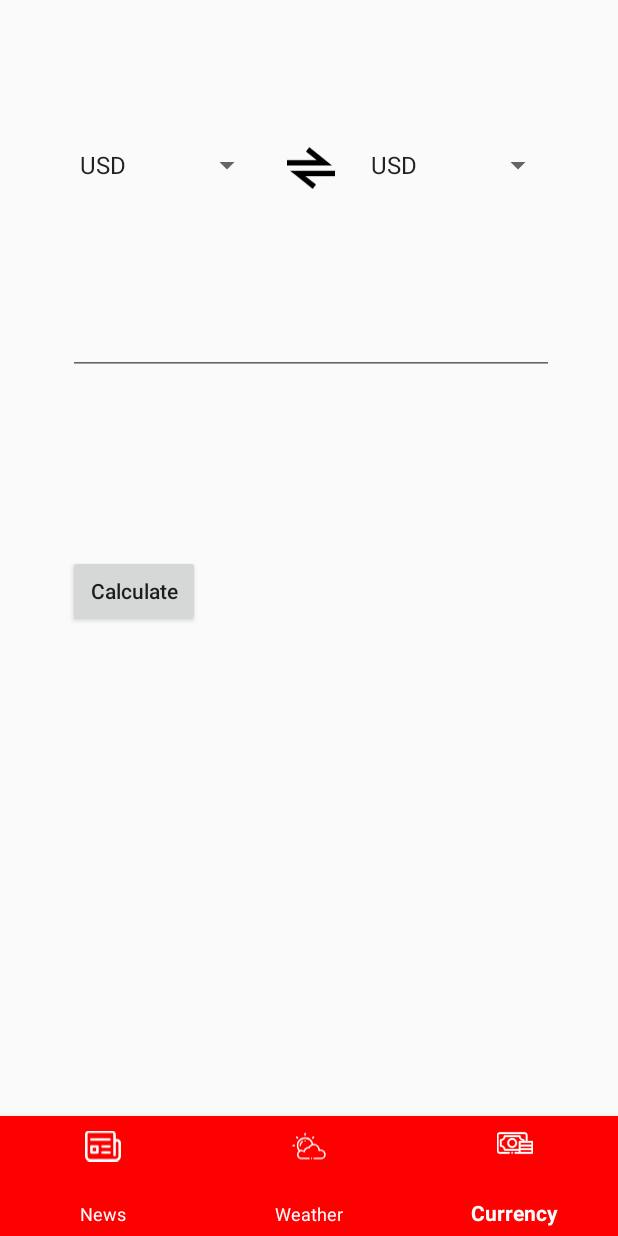
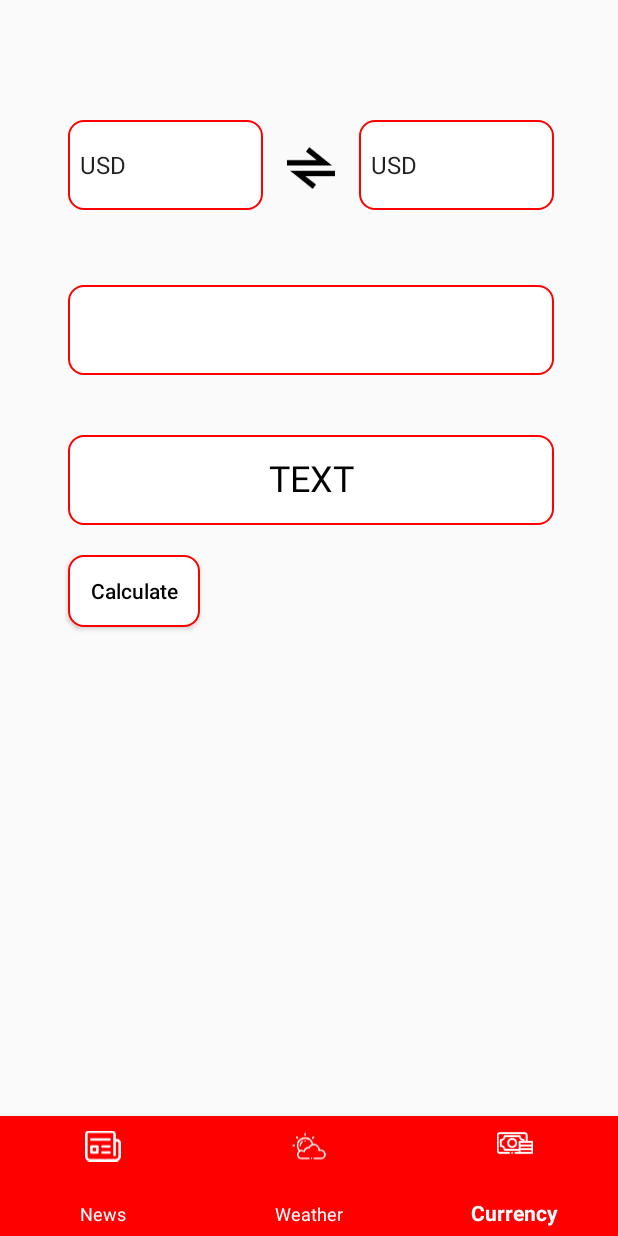
Before and after one commit to aidarsvd/intelligentia, an Android app: the CurrencyFragment screen opened through its navigation route, on a phone screen of 412 x 824 dp. Run offline under Robolectric (Android 15) with nearby library versions, the phone set to English and light mode, and no system bars; our stand-ins replace navigation-ui; 1 statement that could not run was skipped.

Commit message:
release 1.2

```diff
--- a/app/build.gradle
+++ b/app/build.gradle
@@ -60,6 +60,8 @@ dependencies {
     // retrofit
     implementation "com.squareup.retrofit2:retrofit:2.9.0"
     implementation "com.squareup.retrofit2:converter-gson:2.9.0"
+    implementation 'com.squareup.retrofit2:converter-simplexml:2.6.1'
+
     implementation 'com.squareup.okhttp3:okhttp:3.10.0'
     implementation("com.squareup.okhttp3:logging-interceptor:4.9.0")
 
--- a/app/src/main/java/ru/mitapp/intelligentia/fragments/CurrencyFragment.kt
+++ b/app/src/main/java/ru/mitapp/intelligentia/fragments/CurrencyFragment.kt
@@ -54,7 +54,6 @@ class CurrencyFragment : Fragment() {
             var base: String = base.getSelectedItem().toString()
             var tocon: String = converted.getSelectedItem().toString()
             q = "${base}_${tocon}"
-
             getCurrency()
 
         }
--- a/app/src/main/java/ru/mitapp/intelligentia/fragments/NewsFragment.kt
+++ b/app/src/main/java/ru/mitapp/intelligentia/fragments/NewsFragment.kt
@@ -8,6 +8,7 @@ import android.view.View
 import android.view.ViewGroup
 import android.widget.ProgressBar
 import android.widget.Toast
+import android.widget.Toolbar
 import androidx.recyclerview.widget.LinearLayoutManager
 import androidx.recyclerview.widget.RecyclerView
 import okhttp3.OkHttpClient
@@ -48,6 +49,8 @@ class NewsFragment : Fragment(), NewsAdapter.Listener {
         processBar = view.findViewById(R.id.progressBar)
         recyclerView = view.findViewById(R.id.newsRecycler)
         getNews()
+
+
 
 
     }
--- a/app/src/main/java/ru/mitapp/intelligentia/models/CurrencyResponse.kt
+++ b/app/src/main/java/ru/mitapp/intelligentia/models/CurrencyResponse.kt
@@ -2,11 +2,11 @@ package ru.mitapp.intelligentia.models
 
 import com.google.gson.annotations.SerializedName
 import ru.mitapp.intelligentia.fragments.CurrencyFragment
-import ru.mitapp.intelligentia.utils.PreferencesUtils
+
 
 
 
 data class CurrencyResponse (
 
-    @SerializedName("USD_KGS") var currency: String
+    @SerializedName("USD_USD") var currency: String
 )
--- a/app/src/main/java/ru/mitapp/intelligentia/models/WeatherMainData.kt
+++ b/app/src/main/java/ru/mitapp/intelligentia/models/WeatherMainData.kt
@@ -3,8 +3,8 @@ package ru.mitapp.intelligentia.models
 import com.google.gson.annotations.SerializedName
 
 data class WeatherMainData(
-    @SerializedName("temp") var temp: String? = null,
-    @SerializedName("feels_like") var feels_like: String? = null,
+    @SerializedName("temp") var temp: Double,
+    @SerializedName("feels_like") var feels_like: Double,
     @SerializedName("temp_min") var temp_min: String? = null,
     @SerializedName("temp_max") var temp_max: String? = null,
     @SerializedName("pressure") var pressure: String? = null,
--- /dev/null
+++ b/app/src/main/res/drawable/button_style.xml
@@ -0,0 +1,25 @@
+<?xml version="1.0" encoding="utf-8"?>
+<selector xmlns:android="http://schemas.android.com/apk/res/android">
+
+    <item android:state_pressed="true">
+
+        <shape android:shape="rectangle">
+            <solid android:color="@color/white"/>
+            <corners android:radius="10dp"/>
+            <stroke android:color="@color/red" android:width="1dp"/>
+
+        </shape>
+    </item>
+
+
+    <item android:state_pressed="false">
+
+        <shape android:shape="rectangle">
+            <solid android:color="@color/white"/>
+            <corners android:radius="10dp"/>
+            <stroke android:color="@color/red" android:width="1dp"/>
+
+        </shape>
+    </item>
+
+</selector>
--- /dev/null
+++ b/app/src/main/res/drawable/ic_baseline_arrow_drop_down_circle_24.xml
@@ -0,0 +1,5 @@
+<vector android:height="24dp" android:tint="#FA0000"
+    android:viewportHeight="24" android:viewportWidth="24"
+    android:width="24dp" xmlns:android="http://schemas.android.com/apk/res/android">
+    <path android:fillColor="@android:color/white" android:pathData="M12,2C6.48,2 2,6.48 2,12s4.48,10 10,10 10,-4.48 10,-10S17.52,2 12,2zM12,14l-4,-4h8l-4,4z"/>
+</vector>
--- /dev/null
+++ b/app/src/main/res/drawable/input_style.xml
@@ -0,0 +1,24 @@
+<?xml version="1.0" encoding="utf-8"?>
+<selector xmlns:android="http://schemas.android.com/apk/res/android">
+    <item android:state_focused="true">
+
+        <shape android:shape="rectangle">
+            <solid android:color="@color/white"/>
+            <corners android:radius="10dp"/>
+            <stroke android:color="@color/red" android:width="1dp"/>
+
+        </shape>
+    </item>
+
+
+    <item android:state_focused="false">
+
+        <shape android:shape="rectangle">
+            <solid android:color="@color/white"/>
+            <corners android:radius="10dp"/>
+            <stroke android:color="@color/red" android:width="1dp"/>
+
+        </shape>
+    </item>
+
+</selector>
--- a/app/src/main/res/layout/fragment_currency.xml
+++ b/app/src/main/res/layout/fragment_currency.xml
@@ -19,6 +19,7 @@
             android:layout_marginTop="80dp"
             android:layout_marginStart="45dp"
             android:entries="@array/currency"
+            android:background="@drawable/input_style"
             />
 
         <ImageView
@@ -39,10 +40,16 @@
             android:entries="@array/currency"
             app:layout_constraintLeft_toRightOf="@id/arrows"
             app:layout_constraintTop_toTopOf="@id/base"
+            android:background="@drawable/input_style"
+
             />
 
         <EditText
+            android:textAlignment="center"
+            android:textSize="24sp"
             android:id="@+id/input"
+            android:background="@drawable/input_style"
+            android:padding="12dp"
             android:layout_width="324dp"
             android:layout_height="60dp"
             android:layout_marginTop="50dp"
@@ -52,6 +59,7 @@
         <TextView
             android:id="@+id/result"
             android:textAlignment="center"
+            android:background="@drawable/input_style"
             android:padding="12dp"
             android:textSize="24sp"
             android:layout_width="324dp"
@@ -59,7 +67,8 @@
             app:layout_constraintTop_toBottomOf="@id/input"
             app:layout_constraintLeft_toLeftOf="@id/input"
             android:layout_marginTop="40dp"
-            android:textColor="@color/red"
+            android:text="TEXT"
+            android:textColor="@color/black"
             />
 
         <Button
@@ -71,6 +80,8 @@
             android:layout_marginTop="20dp"
             android:text="Calculate"
             android:textAllCaps="false"
+            android:textColor="@color/black"
+            android:background="@drawable/button_style"
             />
 
     </androidx.constraintlayout.widget.ConstraintLayout>
--- a/app/src/main/res/layout/fragment_news.xml
+++ b/app/src/main/res/layout/fragment_news.xml
@@ -8,6 +8,8 @@
     <RelativeLayout
         android:layout_width="match_parent"
         android:layout_height="match_parent">
+
+
 
         <ProgressBar
             android:id="@+id/progressBar"
```
Also changed, not shown: app/src/main/java/ru/mitapp/intelligentia/fragments/WeatherFragment.kt (+7 -3 lines), app/src/main/res/layout/fragment_weather.xml (+4 -14 lines).
